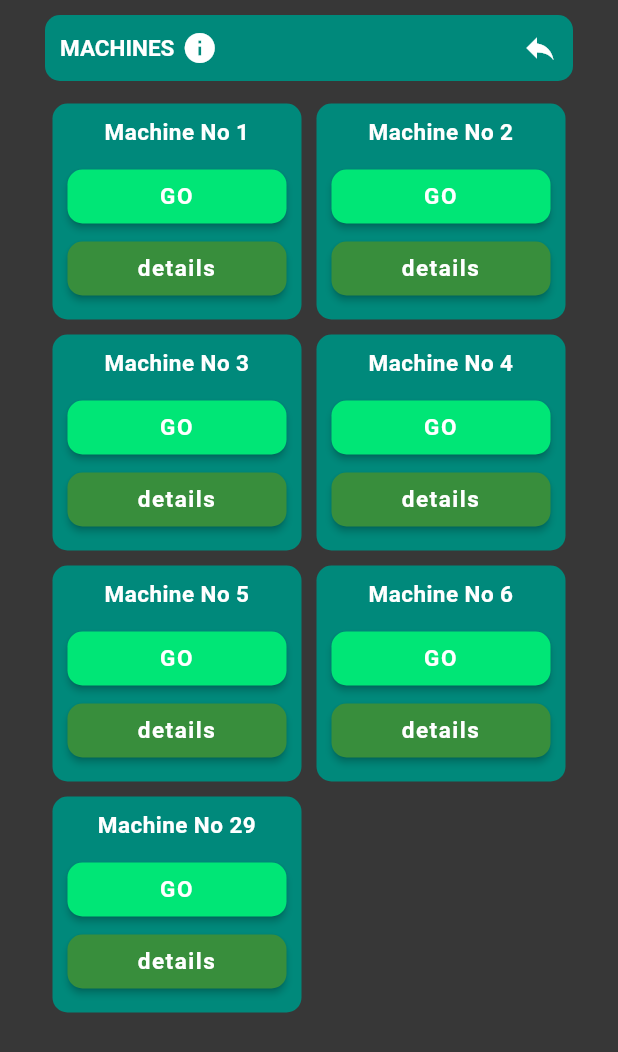
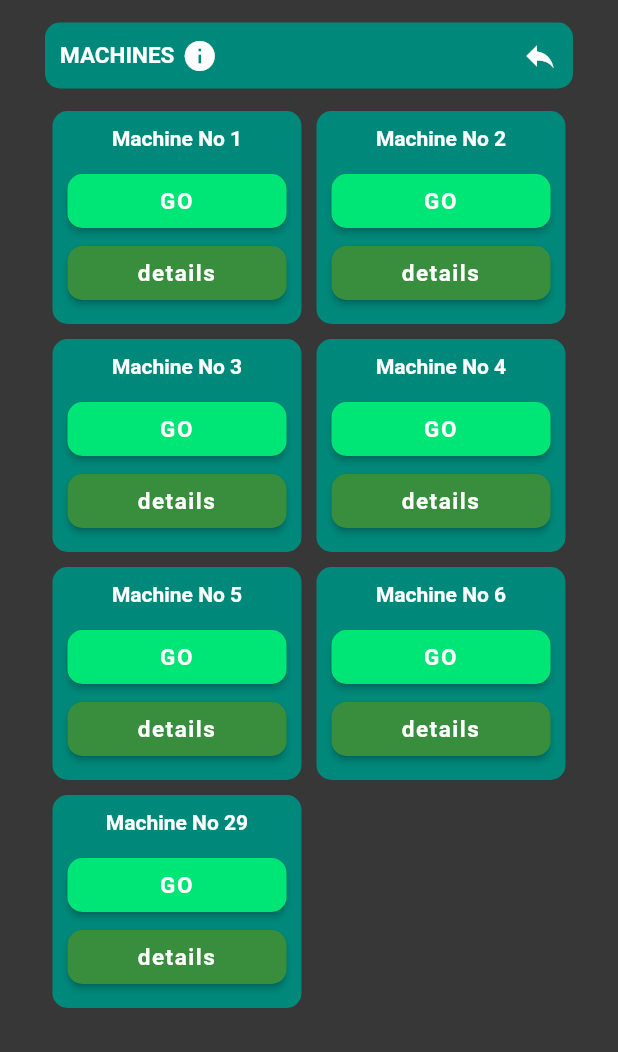
Before and after one commit to krishnasd1007/machines, a Flutter app: the screen it shows after launch, on a phone screen of 412 x 824 dp. Shown: the top 1052 px of the screen. Run offline on Flutter 3.47's test engine with Material 2 defaults, Android fonts, the phone set to English and light mode, and no system bars.

Commit message:
structuring and compressing code

```diff
--- a/lib/pages/machines.dart
+++ b/lib/pages/machines.dart
@@ -1,7 +1,6 @@
 import 'package:flutter/cupertino.dart';
 import 'package:flutter/material.dart';
 import '../machineList.dart';
-
 
 class MachinesPage extends StatefulWidget {
   @override
@@ -60,7 +59,6 @@ class _MachinesPageState extends State<MachinesPage> {
     );
   }
 
-
   Widget machineText(str,size,space){
     return Text(str,
       style: TextStyle(
@@ -86,7 +84,7 @@ class _MachinesPageState extends State<MachinesPage> {
         crossAxisAlignment: CrossAxisAlignment.stretch,
         mainAxisSize: MainAxisSize.min,
         children:[
-          machineText(machineObj["name"],15,.3),
+          machineText(machineObj["name"],14,0),
           SizedBox(height:10),
           RaisedButton(
             color: Colors.greenAccent[400],
@@ -109,12 +107,6 @@ class _MachinesPageState extends State<MachinesPage> {
     );
   }
 
-  Widget singleRow(rowChildren){
-    return Row(
-      children: rowChildren,
-    );
-  }
-
   List<Widget> createMachineLayout(){
     int elementsInRow = (screenMode == "portrait")? 2 : 4;
     int listLength = machineList.length;
@@ -128,21 +120,10 @@ class _MachinesPageState extends State<MachinesPage> {
         rowChildren.add(machineWidget(machineList[index]));
         index++;
       }
-      machineLayout.add(singleRow(rowChildren));
+      machineLayout.add(Row(children: rowChildren));
     }
     return machineLayout;
   }
-
-
-  Widget base(){
-    return SingleChildScrollView(
-      padding: EdgeInsets.symmetric(horizontal: 30),
-      child:Column(
-        children:createMachineLayout(),
-      )
-    );
-  }
-
 
   @override
   Widget build(BuildContext context) {
@@ -150,183 +131,14 @@ class _MachinesPageState extends State<MachinesPage> {
     return Scaffold(
       backgroundColor: Color.fromRGBO(55, 55, 55, 1),
       body: SafeArea(
-        child: base(),
+        child: SingleChildScrollView(
+          padding: EdgeInsets.fromLTRB(30,5,30,20),
+          child:Column(
+            children:createMachineLayout(),
+          ),
+        ),
       ),
     );
   }
+
 }
-
-
-
-
-
-
-
-
-
-
-// KRISHNA'S CODE
-
-// import 'package:flutter/cupertino.dart';
-// import 'package:flutter/material.dart';
-
-
-// class MachinesPage extends StatefulWidget {
-//   @override
-//   _MachinesPageState createState() => _MachinesPageState();
-// }
-
-// class _MachinesPageState extends State<MachinesPage> {
-
-//   var hl,hrp,wrp,hrl,wrl,ht,wt,hp,wp;
-
-//   Widget button() {
-//     return Material(
-//       color: Colors.blueGrey[900],
-//       child: IconButton(
-//         icon: Icon(Icons.keyboard_arrow_left),
-//         color: Colors.lightGreen,
-//         splashColor: Colors.red,
-//         padding: EdgeInsets.all(10),
-//         onPressed: () {},
-//       ),
-//     );
-//   }
-
-//   Widget raisebutton(st,hr,wr,col) {
-//     return Container(
-//         height: hr,
-//         width: wr,
-//         decoration: BoxDecoration(
-//           borderRadius: BorderRadius.all(Radius.circular(15.0)),
-//         ),
-//         child: RaisedButton(
-//           onPressed: () {},
-//           child: Text(st, style: TextStyle(
-//             color: Colors.white70,
-//             fontWeight: FontWeight.bold,
-//           ),),
-//           color: col,
-//           shape: RoundedRectangleBorder(
-//             borderRadius: BorderRadius.all(Radius.circular(15.0)),
-//           ),
-//         ),
-//     );
-//   }
-
-//   Widget machine(s,h,w,hr,wr) {
-//     // return
-//     // Material(
-//       // child: Card(
-//         return Container(
-//           padding: EdgeInsets.all(10.0),
-//           margin: EdgeInsets.all(10.0),
-//           height: h,
-//           width: w,
-//           decoration: BoxDecoration(
-//             borderRadius: BorderRadius.all(Radius.circular(20.0)),
-//             color: Colors.teal[800],
-//             boxShadow: [BoxShadow(color: Colors.black,blurRadius: 5.2,),]
-//           ),
-//           child: Column(
-//             mainAxisAlignment: MainAxisAlignment.spaceEvenly,
-//             children: <Widget>[
-//               Text(s, style: TextStyle(
-//                 color: Colors.white70,
-//                 fontWeight: FontWeight.bold,
-//               ),),
-//               raisebutton('GO',hr,wr,Colors.greenAccent[400]),
-//               raisebutton('DETAILS',hr,wr,Colors.green[700]),
-//             ],
-//           ),
-//         // ),
-//       // ),
-//     );
-//   }
-
-//   Widget row(m1,m2,h,hr,wr) {
-//     return Material(
-//       color: Colors.blueGrey[900],
-//       child: Row(
-//         mainAxisAlignment: MainAxisAlignment.spaceEvenly,
-//         children: <Widget>[
-//           machine(m1,h,wp,hr,wr),
-//           machine(m2,h,wp,hr,wr),
-//         ],
-//       ),
-//     );
-//   }
-
-//   Widget appbar(ha,wa) {
-//     return Container(
-//       child: Card(
-//         color: Colors.teal[800],
-//         shape: RoundedRectangleBorder(
-//           borderRadius: BorderRadius.all(Radius.circular(20.0))
-//         ),
-//         child: Container(
-//           height: ha,
-//           width: wa,
-//           child: Center(
-//             child: Text('MACHINES', style: TextStyle(
-//                 color: Colors.white70, fontWeight: FontWeight.bold,fontSize: ht*0.03)),
-//           ),
-//         ),
-//       ),
-//     );
-//   }
-
-//   Widget portrait(h,ha,wa,hr,wr) {
-//     return Material(
-//       child: Container(
-//         height: ht,
-//         width: wt,
-//         color: Colors.blueGrey[900],
-//         child: SingleChildScrollView(
-//           child: Column(
-//             mainAxisAlignment: MainAxisAlignment.spaceEvenly,
-//             children: <Widget>[
-//               Padding(padding: EdgeInsets.all(10)),
-//               button(),
-//               appbar(ha, wa),
-//               row('MACHINE 1', 'MACHINE 2', h,hr,wr),
-//               row('MACHINE 3', 'MACHINE 4', h,hr,wr),
-//               row('MACHINE 5', 'MACHINE 6', h,hr,wr),
-//               row('MACHINE 7', 'MACHINE 8', h,hr,wr),
-//             ],
-//           ),
-//         ),
-//       )
-//     );
-//   }
-
-//   Widget landscape() {
-//     return Material(
-//       child: portrait(hl,ht*0.2,wt*0.9,hrl,wrl),
-//     );
-//   }
-
-//   @override
-//   Widget build(BuildContext context) {
-//      ht = MediaQuery.of(context).size.height;
-//      wt = MediaQuery.of(context).size.width;
-//      hp = 0.2*ht;
-//      wp = 0.4*wt;
-//      hl = 0.4*ht;
-//      hrp = 0.05*ht;
-//      wrp = 0.25*wt;
-//      hrl = 0.1*ht;
-//      wrl = 0.25*wt;
-//     return MaterialApp(
-//       home: OrientationBuilder(
-//         builder: (context,orientation) {
-//           if (orientation == Orientation.portrait){
-//             return portrait(hp,ht*0.1,wt*0.9,hrp,wrp);
-//           }else{
-//             return landscape();
-//           }
-//         },
-//       ),
-//     );
-//   }
-// }
```
